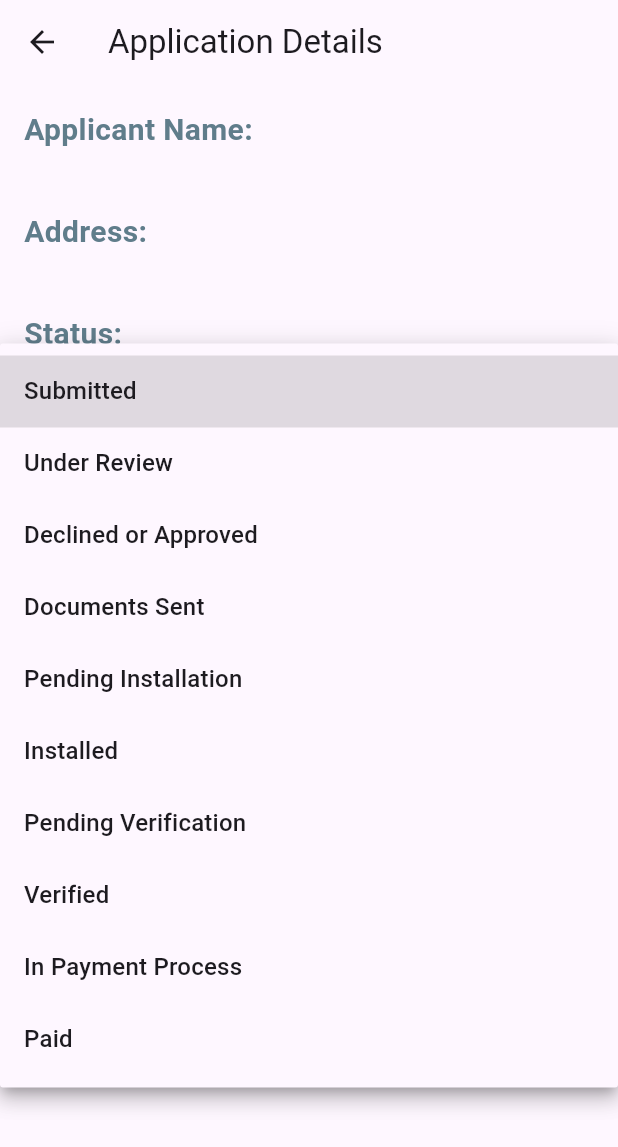
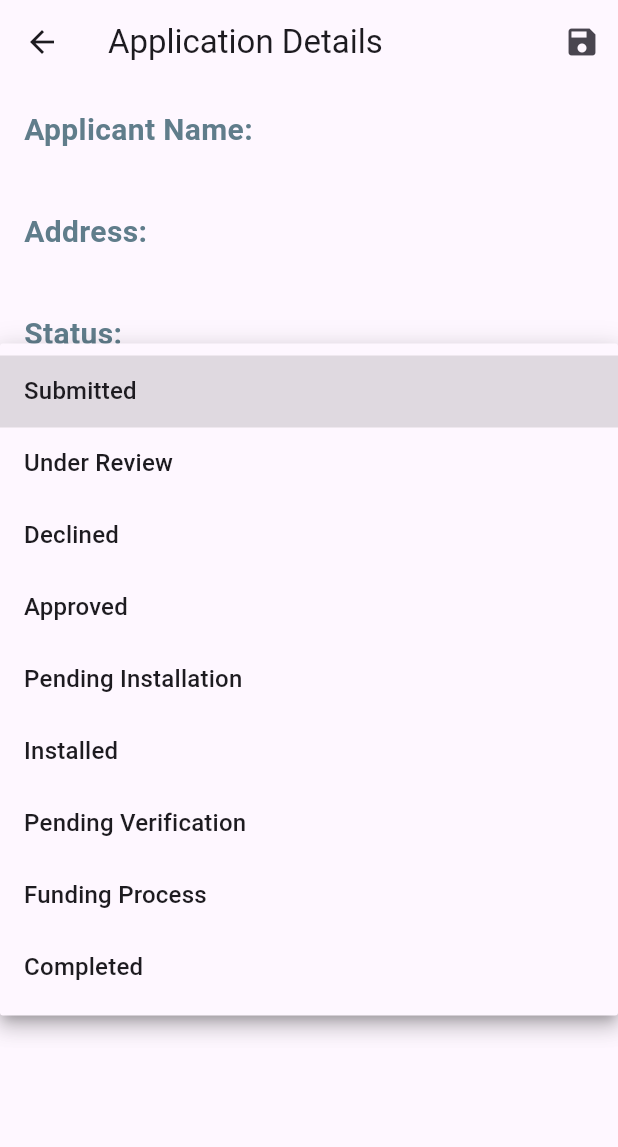
Before and after one commit to frpatino6/SerratoWaterApp, a Flutter app: the UpdateApplicationStatus screen opened directly with empty values, after a tap on the "arrow drop down" icon, on a phone screen of 412 x 824 dp. Shown: the top 1147 px of the screen. Run offline on Flutter 3.47's test engine with Material 3 defaults, Android fonts, the phone set to English and light mode, and no system bars; our stand-ins replace equatable, file_picker, flutter_bloc, flutter_masked_text2, keyboard_dismisser, shared_preferences; missing offline and left inert: flutter_signature_pad; accounts and stored records are empty; network calls fail.

Commit message:
Update dependencies and fix UI text

```diff
--- a/lib/screens/dashboard_screen.dart
+++ b/lib/screens/dashboard_screen.dart
@@ -51,7 +51,7 @@ class DashboardScreen extends StatelessWidget {
                     mainAxisSize: MainAxisSize.min,
                     children: <Widget>[
                       Icon(Icons.add, size: 50.0),
-                      Text('Add New Client', style: TextStyle(fontSize: 20)),
+                      Text('Add New Customer', style: TextStyle(fontSize: 20)),
                     ],
                   ),
                 ),
--- a/lib/screens/data_capture_screen.dart
+++ b/lib/screens/data_capture_screen.dart
@@ -223,7 +223,7 @@ class _DataCaptureScreenState extends State<DataCaptureScreen> {
     "Well Water System",
     "MM7000",
     "Alkaline Stage",
-    "5 Years soaps"
+    "5 Years Soaps"
   ];
   List<String?> _selectedProducts = [];
   String? _selectedProduct;
@@ -393,7 +393,7 @@ class _DataCaptureScreenState extends State<DataCaptureScreen> {
                         borderRadius: BorderRadius.all(Radius.circular(2)),
                       ),
                     ),
-                    child: const Text('Products Sale'),
+                    child: const Text('Products'),
                   ),
                   const SizedBox(height: 10),
                   Wrap(
--- a/lib/screens/mis_transacciones_screen.dart
+++ b/lib/screens/mis_transacciones_screen.dart
@@ -119,13 +119,17 @@ class CustomListItem extends StatelessWidget {
         text: TextSpan(
           children: [
             const TextSpan(
-                text: 'Applicant name: ',
+                text: 'Customer name: ',
                 style: TextStyle(fontWeight: FontWeight.bold)),
             TextSpan(text: '${saleData.applicantName}\n'),
             const TextSpan(
                 text: 'Address: ',
                 style: TextStyle(fontWeight: FontWeight.bold)),
             TextSpan(text: '${saleData.address}\n'),
+            const TextSpan(
+                text: 'Status: ',
+                style: TextStyle(fontWeight: FontWeight.bold)),
+            TextSpan(text: '${saleData.applicationState}\n'),
           ],
           style: const TextStyle(color: Colors.black54),
         ),
--- a/lib/screens/profile_screen.dart
+++ b/lib/screens/profile_screen.dart
@@ -67,7 +67,8 @@ class ProfileScreen extends StatelessWidget {
                       ),
                       TextFormField(
                         controller: surnameController,
-                        decoration: const InputDecoration(labelText: 'Surname'),
+                        decoration:
+                            const InputDecoration(labelText: 'Last Name'),
                       ),
                       TextFormField(
                         controller: phoneController,
--- a/lib/screens/register_screen.dart
+++ b/lib/screens/register_screen.dart
@@ -79,7 +79,7 @@ class _RegisterScreenState extends State<RegisterScreen> {
               buildTextField(
                   acceptOnlyNumbers: true,
                   controller: _socialSecurityController,
-                  labelText: 'Social Security Number'),
+                  labelText: 'Social Security Number/Itin'),
               const SizedBox(height: 20),
               submitButton(),
             ],
--- a/lib/screens/update_application_status.dart
+++ b/lib/screens/update_application_status.dart
@@ -24,19 +24,24 @@ class UpdateApplicationStatus extends StatelessWidget {
     List<String> statusOptions = [
       "Submitted",
       "Under Review",
-      "Declined or Approved",
-      "Documents Sent",
+      "Declined",
+      "Approved",
       "Pending Installation",
       "Installed",
       "Pending Verification",
-      "Verified",
-      "In Payment Process",
-      "Paid"
+      "Funding Process",
+      "Completed",
     ];
 
     return Scaffold(
       appBar: AppBar(
         title: const Text('Application Details'),
+        actions: [
+          IconButton(
+            icon: const Icon(Icons.save),
+            onPressed: () {},
+          ),
+        ],
       ),
       body: Padding(
         padding: const EdgeInsets.all(16.0),
@@ -60,9 +65,7 @@ class UpdateApplicationStatus extends StatelessWidget {
                   child: Text(value),
                 );
               }).toList(),
-              onChanged: (String? newValue) {
-                // Aquí puedes manejar el cambio de estado si es necesario
-              },
+              onChanged: (String? newValue) {},
             ),
             const SizedBox(height: 16),
             Text('Product List', style: headingStyle),
```
Also changed, not shown: lib/screens/co_applicant_form.dart (+0 -8 lines), lib/widgets/products_sale.dart (+4 -4 lines), 1 other file.
